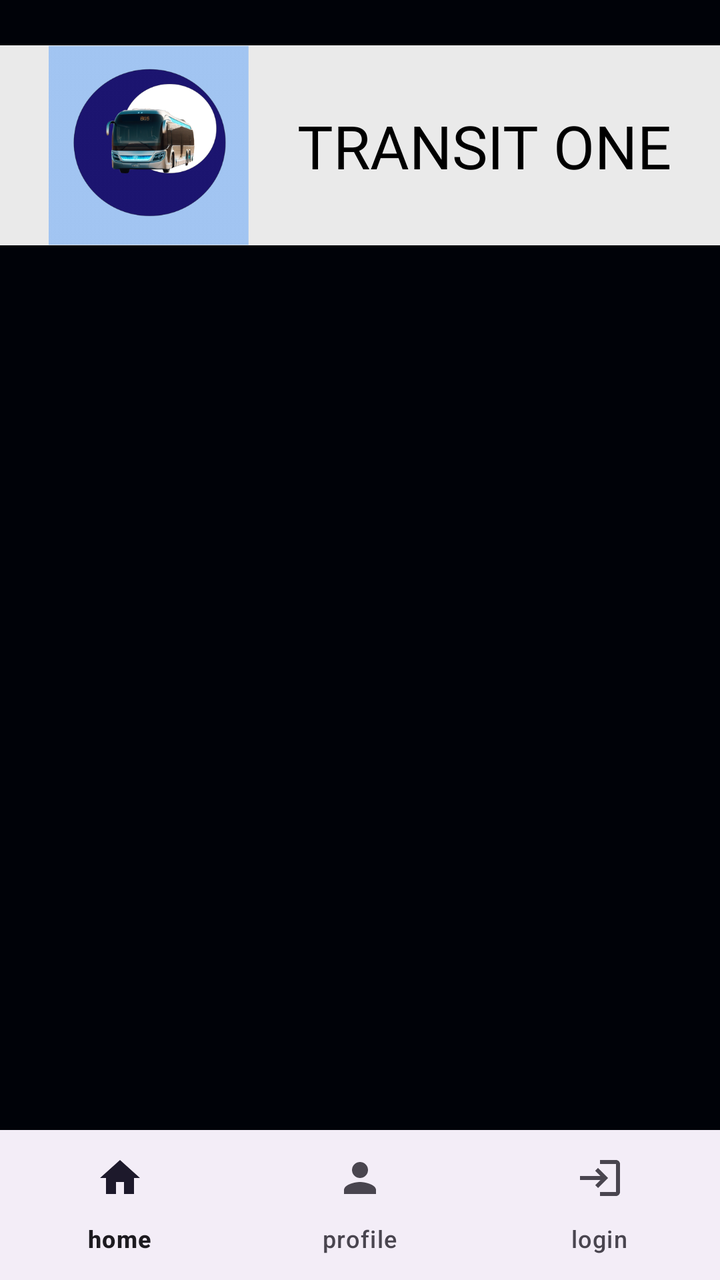
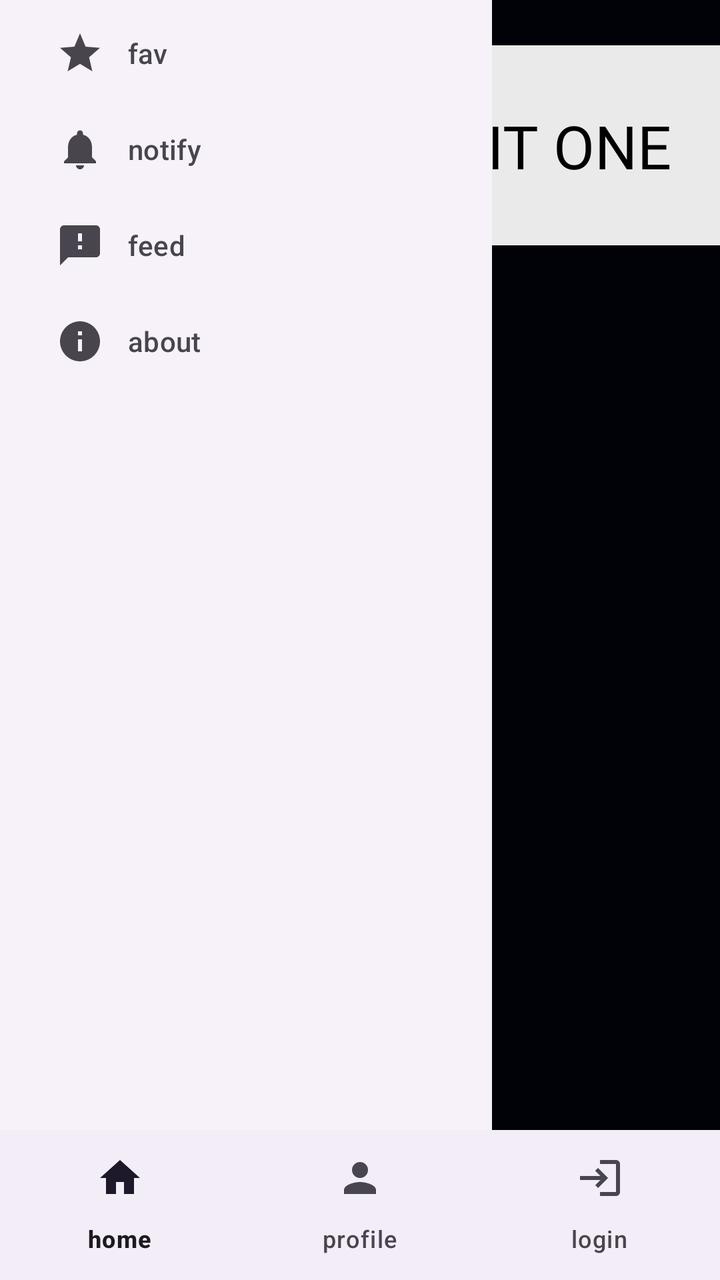

Compare the two renders of this Android layout. The source of the first and the diff that turns it into the second are given below.
<!-- AndroidManifest.xml: application theme Theme.TransitOne -->
<!-- res/layout/activity_dashboard.xml -->
<?xml version="1.0" encoding="utf-8"?>
<androidx.constraintlayout.widget.ConstraintLayout xmlns:android="http://schemas.android.com/apk/res/android"
    xmlns:app="http://schemas.android.com/apk/res-auto"
    xmlns:tools="http://schemas.android.com/tools"
    android:layout_width="match_parent"
    android:layout_height="match_parent"
    android:background="#000208"
    tools:context=".Dashboard">

    <androidx.constraintlayout.widget.ConstraintLayout
        android:id="@+id/constraintLayout"
        android:layout_width="match_parent"
        android:layout_height="100dp"
        android:background="#EAEAEA"
        app:layout_constraintBottom_toTopOf="@id/bottomNavigationView"
        app:layout_constraintEnd_toEndOf="parent"
        app:layout_constraintHorizontal_bias="0.378"
        app:layout_constraintStart_toStartOf="parent"
        app:layout_constraintTop_toTopOf="parent"
        app:layout_constraintVertical_bias="0.049"
        tools:ignore="MissingConstraints">

        <ImageView
            android:id="@+id/imageView2"
            android:layout_width="100dp"
            android:layout_height="100dp"
            app:layout_constraintBottom_toBottomOf="parent"
            app:layout_constraintEnd_toStartOf="@id/textView3"
            app:layout_constraintStart_toStartOf="parent"
            app:layout_constraintTop_toTopOf="parent"
            app:srcCompat="@drawable/logo" />

        <TextView
            android:id="@+id/textView3"
            android:layout_width="wrap_content"
            android:layout_height="wrap_content"
            android:fontFamily="@font/aclonica"
            android:text="TRANSIT ONE"
            android:textColor="#000000"
            android:textSize="30dp"
            app:layout_constraintBottom_toBottomOf="parent"
            app:layout_constraintEnd_toEndOf="parent"
            app:layout_constraintStart_toEndOf="@id/imageView2"
            app:layout_constraintTop_toTopOf="parent"
            app:layout_constraintVertical_bias="0.5" />
    </androidx.constraintlayout.widget.ConstraintLayout>

    <FrameLayout
        android:id="@+id/frame_layout"
        android:layout_width="match_parent"
        android:layout_height="0dp"
        app:layout_constraintStart_toStartOf="parent"
        app:layout_constraintTop_toBottomOf="@id/constraintLayout"
        app:layout_constraintVertical_bias="0.0" />

    <com.google.android.material.bottomnavigation.BottomNavigationView
        android:id="@+id/bottomNavigationView"
        android:layout_width="match_parent"
        android:layout_height="75dp"
        android:visibility="visible"
        app:layout_constraintBottom_toBottomOf="parent"
        app:layout_constraintEnd_toEndOf="parent"
        app:layout_constraintStart_toStartOf="parent"
        app:menu="@menu/bottom_nav" />
</androidx.constraintlayout.widget.ConstraintLayout>
<!-- resources referenced by this layout -->
<resources>
  <!-- drawable logo: png bitmap (drawable, 57215 bytes) -->
  <style name="Theme.TransitOne" parent="Base.Theme.TransitOne" />
  <style name="Base.Theme.TransitOne" parent="Theme.Material3.DayNight.NoActionBar">
          
          
      </style>
</resources>

<!-- the commit's change to res/layout/activity_dashboard.xml (unified diff, before → after) -->
@@ -62,4 +62,18 @@
         app:layout_constraintEnd_toEndOf="parent"
         app:layout_constraintStart_toStartOf="parent"
         app:menu="@menu/bottom_nav" />
+
+    <com.google.android.material.navigation.NavigationView
+
+        android:id="@+id/navigation"
+        android:layout_width="246dp"
+        android:layout_height="740dp"
+        app:layout_constraintBottom_toBottomOf="parent"
+        app:layout_constraintEnd_toEndOf="parent"
+        app:layout_constraintHorizontal_bias="0.0"
+        app:layout_constraintStart_toStartOf="parent"
+        app:layout_constraintTop_toTopOf="parent"
+        app:layout_constraintVertical_bias="0.537"
+        app:menu="@menu/side_scroll" />
+
 </androidx.constraintlayout.widget.ConstraintLayout>
